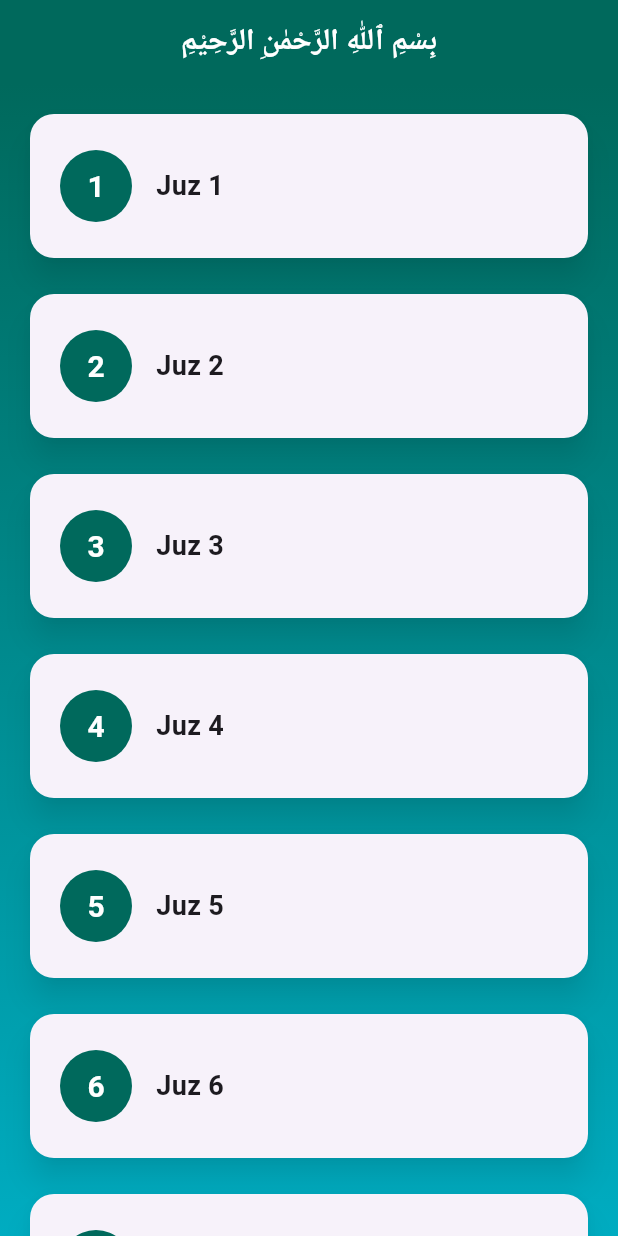
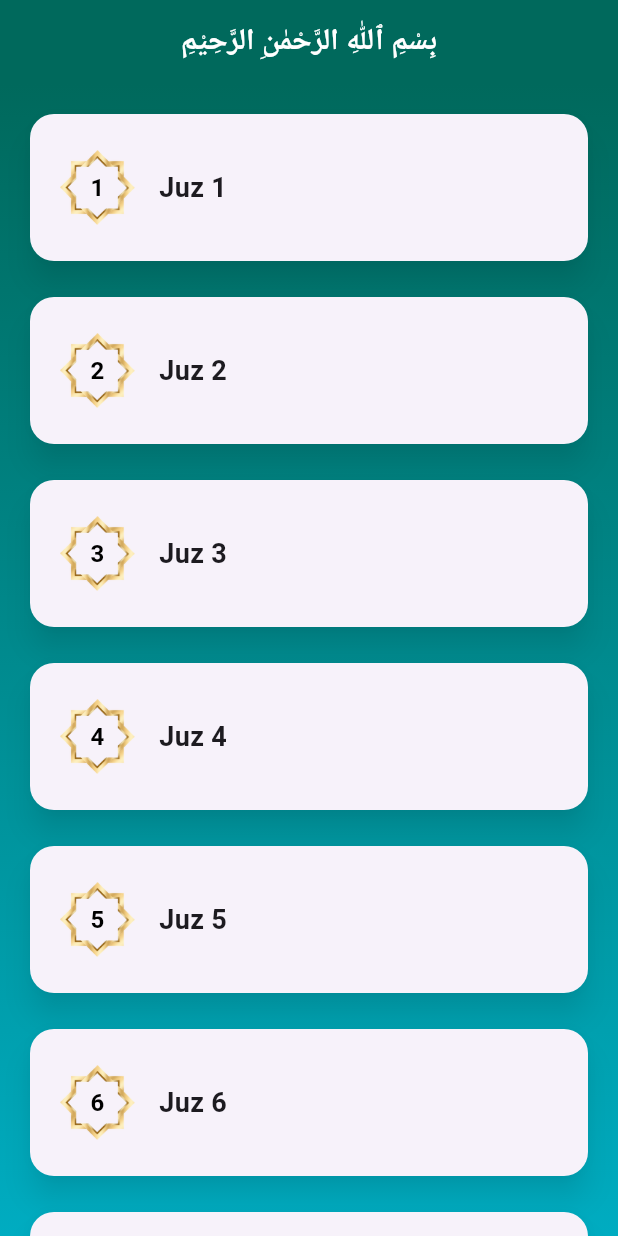
Before and after one commit to BibbTheKids/habib1, a Flutter app: the screen it shows after launch, on a phone screen of 412 x 824 dp. Run offline on Flutter 3.47's test engine with Material 3 defaults, Android fonts, the phone set to English and light mode, and no system bars; our stand-ins replace audioplayers, get.

Commit message:
update tampilan

```diff
--- a/lib/app/views/home_screen.dart
+++ b/lib/app/views/home_screen.dart
@@ -45,12 +45,23 @@ class HomeScreen extends StatelessWidget {
                     padding: EdgeInsets.symmetric(horizontal: 20, vertical: 24),
                     child: Row(
                       children: [
-                        CircleAvatar(
-                          radius: 24,
-                          backgroundColor: Color(0xFF00695C),
+                        Container(
+                          height: 50,
+                          width: 50,
+                          decoration: BoxDecoration(
+                            image: DecorationImage(
+                              image: AssetImage("assets/image/list.png"),
+                              fit: BoxFit.cover,
+                            ),
+                          ),
+                          alignment: Alignment.center,
                           child: Text(
                             '$juzNumber',
-                            style: TextStyle(color: Colors.white, fontSize: 20, fontWeight: FontWeight.bold),
+                            style: TextStyle(
+                              fontSize: 16,
+                              fontWeight: FontWeight.bold,
+                              color: Colors.black, // pastikan kontras dengan gambar
+                            ),
                           ),
                         ),
                         SizedBox(width: 16),
--- a/lib/app/views/surah_detail_screen.dart
+++ b/lib/app/views/surah_detail_screen.dart
@@ -40,9 +40,9 @@ class SurahDetailScreen extends StatelessWidget {
         }
         return ListView.builder(
           padding: EdgeInsets.all(16),
-          itemCount: homeController.surahs.length,
+          itemCount: homeController.ayahsFromSurah.length,
           itemBuilder: (context, index) {
-            final ayah = homeController.surahs[index] as Map<String, dynamic>;
+            final ayah = homeController.ayahsFromSurah[index] as Map<String, dynamic>;
             return Container(
               margin: EdgeInsets.only(bottom: 16),
               child: Card(
--- a/pubspec.yaml
+++ b/pubspec.yaml
@@ -61,9 +61,9 @@ flutter:
   uses-material-design: true
 
   # To add assets to your application, add an assets section, like this:
-  # assets:
-  #   - images/a_dot_burr.jpeg
-  #   - images/a_dot_ham.jpeg
+  assets:
+     - assets/image/
+#     - images/a_dot_ham.jpeg
 
   # An image asset can refer to one or more resolution-specific "variants", see
   # https://flutter.dev/to/resolution-aware-images
```
Also changed, not shown: lib/app/controllers/home_controller.dart (+8 -4 lines), lib/app/views/list_juz_screen.dart (+28 -10 lines), lib/app/views/splash_screen.dart (+1 -13 lines), assets/image/icon.png (added), assets/image/list.png (added).
